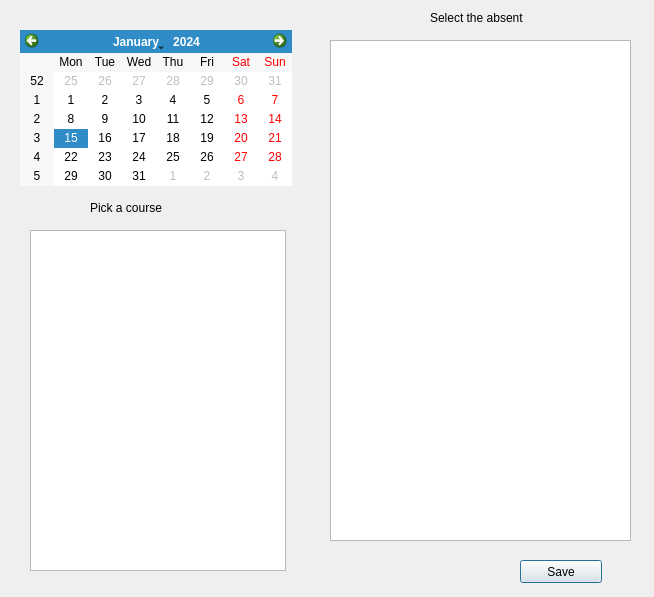
Qt form General/absentbuchdialog.ui (MrRisoni/Gauss) before a commit.
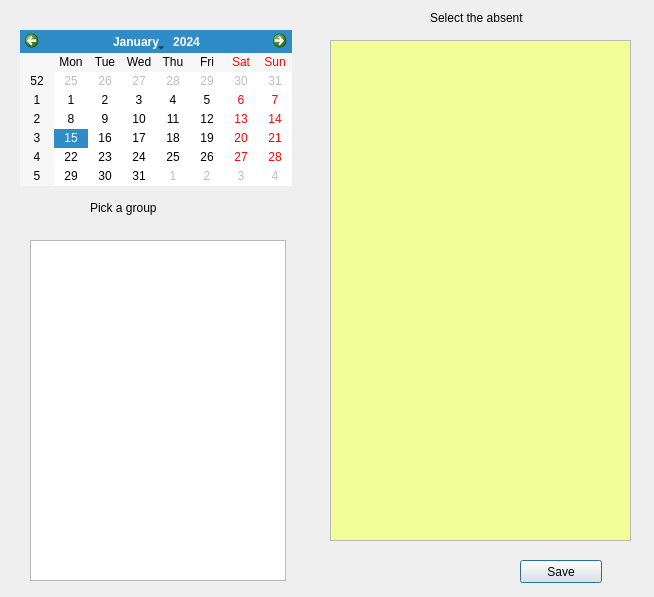
The same form after that commit.

What changed in the file:
```diff
--- a/General/absentbuchdialog.ui
+++ b/General/absentbuchdialog.ui
@@ -22,6 +22,55 @@
      <height>501</height>
     </rect>
    </property>
+   <property name="palette">
+    <palette>
+     <active>
+      <colorrole role="Base">
+       <brush brushstyle="SolidPattern">
+        <color alpha="255">
+         <red>242</red>
+         <green>255</green>
+         <blue>153</blue>
+        </color>
+       </brush>
+      </colorrole>
+     </active>
+     <inactive>
+      <colorrole role="Base">
+       <brush brushstyle="SolidPattern">
+        <color alpha="255">
+         <red>242</red>
+         <green>255</green>
+         <blue>153</blue>
+        </color>
+       </brush>
+      </colorrole>
+     </inactive>
+     <disabled>
+      <colorrole role="Base">
+       <brush brushstyle="SolidPattern">
+        <color alpha="255">
+         <red>255</red>
+         <green>255</green>
+         <blue>255</blue>
+        </color>
+       </brush>
+      </colorrole>
+     </disabled>
+    </palette>
+   </property>
+   <property name="editTriggers">
+    <set>QAbstractItemView::NoEditTriggers</set>
+   </property>
+   <property name="alternatingRowColors">
+    <bool>true</bool>
+   </property>
+   <property name="selectionMode">
+    <enum>QAbstractItemView::MultiSelection</enum>
+   </property>
+   <property name="selectionBehavior">
+    <enum>QAbstractItemView::SelectRows</enum>
+   </property>
   </widget>
   <widget class="QLabel" name="label">
    <property name="geometry">
@@ -59,16 +108,6 @@
     </rect>
    </property>
   </widget>
-  <widget class="QListWidget" name="listWidget">
-   <property name="geometry">
-    <rect>
-     <x>30</x>
-     <y>230</y>
-     <width>256</width>
-     <height>341</height>
-    </rect>
-   </property>
-  </widget>
   <widget class="QLabel" name="label_2">
    <property name="geometry">
     <rect>
@@ -79,7 +118,26 @@
     </rect>
    </property>
    <property name="text">
-    <string>Pick a course</string>
+    <string>Pick a group</string>
+   </property>
+  </widget>
+  <widget class="QTableWidget" name="tableGroups">
+   <property name="geometry">
+    <rect>
+     <x>30</x>
+     <y>240</y>
+     <width>256</width>
+     <height>341</height>
+    </rect>
+   </property>
+   <property name="editTriggers">
+    <set>QAbstractItemView::NoEditTriggers</set>
+   </property>
+   <property name="alternatingRowColors">
+    <bool>true</bool>
+   </property>
+   <property name="selectionMode">
+    <enum>QAbstractItemView::SingleSelection</enum>
    </property>
   </widget>
  </widget>
```
